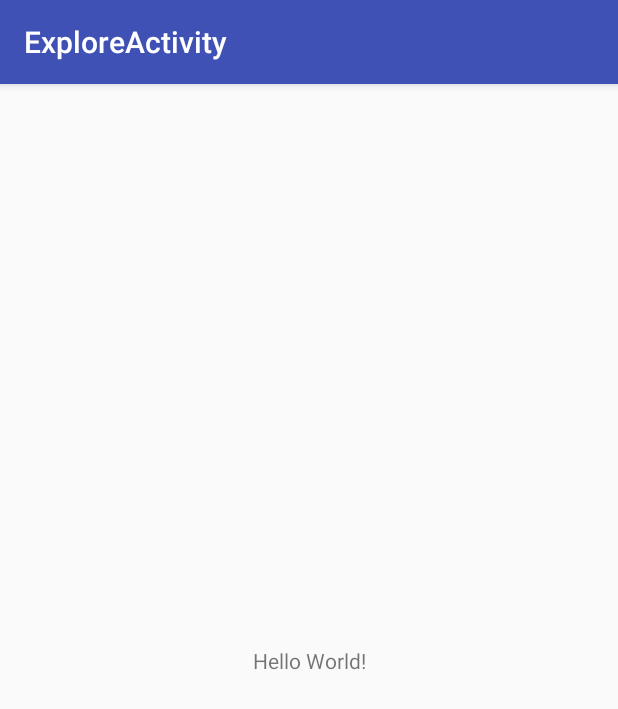
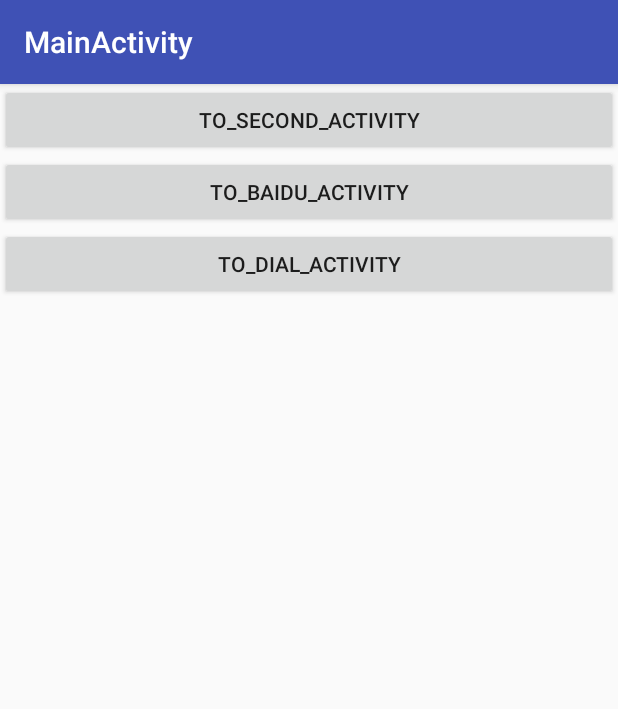
Before and after one commit to vincentfarmer/2.Explore-Activity, an Android app: the screen it shows after launch (MainActivity), on a phone screen of 412 x 824 dp. Shown: the top 709 px of the screen. Run offline under Robolectric (Android 15) with nearby library versions, the phone set to English and light mode, and no system bars.

Commit message:
2.3使用Intent在活动之间穿梭  2.3.1显示使用Intent  2.3.2隐式使用Intent  2.3.3更多的隐式Intent用法  2.3.4向下一个活动传递数据  2.3.5向上一个活动返回数据

```diff
--- /dev/null
+++ b/app/src/main/java/com/example/zacharywu/exploreactivity/activities/MainActivity.java
@@ -0,0 +1,117 @@
+package com.example.zacharywu.exploreactivity.activities;
+
+import android.content.Intent;
+import android.net.Uri;
+import android.support.v7.app.AppCompatActivity;
+import android.os.Bundle;
+import android.util.Log;
+import android.view.View;
+import android.widget.Button;
+
+import com.example.zacharywu.exploreactivity.R;
+
+/**
+ *  2.3使用Intent在活动之间穿梭
+ *  2.3.1 使用显示的Intent
+ *      Intent intent = new Intent(FirstActivity.this, SecondActivity.class);
+ *      startActivity(intent);
+ *
+ */
+public class MainActivity extends AppCompatActivity {
+
+    /**
+     * 声明所有的本活动对应布局文件中的控件,实例名与控件名的对应关系为：
+     * 控件名使用下划线分割单词的命名方法，
+     * 实例名是控件名去除掉下划线后使用java的驼峰法命名
+     *
+     * 对应关系表为
+     * Button toSecondActivityButton=>to_second_activity
+     * Button toBaiduActivityButton =>to_baidu_activity
+     * Button toDialActivity=>to_dial_activity
+     */
+    Button toSecondActivityButton;
+    Button toBaiduActivityButton;
+    Button toDialActivityButton;
+
+    /**
+     * 活动的七大声明状态之一，初始化启动活动时执行的方法，功能是实例化布局文件和相应的逻辑功能
+     * @param savedInstanceState
+     */
+    @Override
+    protected void onCreate(Bundle savedInstanceState) {
+        super.onCreate(savedInstanceState);
+        setContentView(R.layout.activity_main);
+        initActivity();
+    }
+
+    /**
+     * 初始化活动，主要是为按钮添加点击事件
+     */
+    public void initActivity(){
+        //实例化控件to_second_activity为toSecondActivityButton对象并设置点击事件
+        toSecondActivityButton = findViewById(R.id.to_second_activity);
+        toSecondActivityButton.setOnClickListener(new View.OnClickListener() {
+            @Override
+            public void onClick(View v) {
+                //使用Intent的隐式用法，先指定action参数，再使用addCategory()方法指定Category参数
+                //Intent提供了一系列的putExtraData()方法的重载，可以把我们想要传递的数据暂存在Intent中，启动了目标活动后自从Intent中将数据取出
+                String data = "Hello SecondActivity";
+                Intent intent = new Intent("com.example.zacharywu.exploreactivity.ACTION_START");
+                intent.addCategory("com.example.zacharywu.exploreactivity.START_SECOND_ACTIVITY_CATEGROY");
+                intent.putExtra("dataToSecondActivity", data);
+                //需要子活动返回数据的情况，则调用startActivityForResult()方法启动子活动，与startActivity()方法不同的是前者需要提供一个请求码来识别返回给谁。
+                // 但一般只有一个父活动
+                startActivityForResult(intent,2);
+            }
+        });
+
+        //实例化to_baidu_activity控件为toBaiduActivityButton对象并设置点击事件
+        toBaiduActivityButton = findViewById(R.id.to_baidu_activity);
+        toBaiduActivityButton.setOnClickListener(new View.OnClickListener() {
+            //使用Intent的隐式用法，先指定action参数，再使用addCategory()方法指定Category参数,其中ACTION_VIEW是Android系统内置浏览器的action.
+            // 常量值为android.intent.action.VIEW
+            //setData()方法接受一个Uri对象，这个对象通常是使用Uri.parse()方法解析得到的
+            @Override
+            public void onClick(View v) {
+                Intent intent = new Intent(Intent.ACTION_VIEW);
+                intent.setData(Uri.parse("http://www.baidu.com"));
+                startActivity(intent);
+            }
+        });
+
+        //实例化to_dial_activity控件为toDialActivityButton对象并设置点击事件
+        toDialActivityButton = findViewById(R.id.to_dial_activity);
+        toDialActivityButton.setOnClickListener(new View.OnClickListener() {
+            //使用Intent的隐式用法，先指定action参数，再使用addCategory()方法指定Category参数,其中ACTION_DIAL是Android系统内置浏览器的action.
+            // 常量值为android.intent.action.DIAL
+            //setData()方法接受一个Uri对象，这个对象通常是使用Uri.parse()方法解析得到的
+            @Override
+            public void onClick(View v) {
+                Intent intent = new Intent(Intent.ACTION_DIAL);
+                intent.setData(Uri.parse("tel:10086"));
+                startActivity(intent);
+            }
+        });
+    }
+
+    /**
+     * 因为我们是使用startActivityForResult()方法启动SecondActivity的，所以当SecondActivity被销毁时会回调父活动的onActiveResult()方法
+     * @param requestCode
+     * @param resultCode
+     * @param data
+     */
+    @Override
+    protected void onActivityResult(int requestCode, int resultCode, Intent data) {
+        //requestCode用来识别是从哪一个子活动返回的数据，由父活动启动子活动时在startActivityForResult()方法的第二个参数中定义
+        switch (requestCode){
+            case 2:
+                if(resultCode == RESULT_OK){
+                    String returnData = data.getStringExtra("data_return");
+                    Log.d("MainActivity", returnData);
+                }
+        }
+
+    }
+
+
+}
--- a/app/src/main/res/layout/activity_main.xml
+++ b/app/src/main/res/layout/activity_main.xml
@@ -1,18 +1,28 @@
 <?xml version="1.0" encoding="utf-8"?>
-<android.support.constraint.ConstraintLayout xmlns:android="http://schemas.android.com/apk/res/android"
+<LinearLayout
+    xmlns:android="http://schemas.android.com/apk/res/android"
     xmlns:app="http://schemas.android.com/apk/res-auto"
     xmlns:tools="http://schemas.android.com/tools"
+    android:orientation="vertical"
     android:layout_width="match_parent"
     android:layout_height="match_parent"
-    tools:context=".MainActivity">
+    tools:context=".activities.MainActivity">
 
-    <TextView
-        android:layout_width="wrap_content"
+    <Button
+        android:id="@+id/to_second_activity"
+        android:layout_width="match_parent"
         android:layout_height="wrap_content"
-        android:text="Hello World!"
-        app:layout_constraintBottom_toBottomOf="parent"
-        app:layout_constraintLeft_toLeftOf="parent"
-        app:layout_constraintRight_toRightOf="parent"
-        app:layout_constraintTop_toTopOf="parent" />
+        android:text="@string/to_second_activity"/>
 
-</android.support.constraint.ConstraintLayout>
+    <Button
+        android:id="@+id/to_baidu_activity"
+        android:layout_width="match_parent"
+        android:layout_height="wrap_content"
+        android:text="@string/to_baidu_activity"/>
+
+    <Button
+        android:id="@+id/to_dial_activity"
+        android:layout_width="match_parent"
+        android:layout_height="wrap_content"
+        android:text="@string/to_dial_activity"/>
+</LinearLayout>
--- a/app/src/main/res/values/strings.xml
+++ b/app/src/main/res/values/strings.xml
@@ -1,3 +1,17 @@
 <resources>
     <string name="app_name">ExploreActivity</string>
+
+    <!--SecondActivity中用到的字符串-->
+    <string name="second_activity_label">SecondActivity</string>
+    <string name="to_second_activity">to_second_activity</string>
+    <string name="to_baidu_activity">to_baidu_activity</string>
+    <string name="to_dial_activity">to_dial_activity</string>
+    to_dial_activity
+
+    <!--MainActivity中用到的字符串-->
+    <string name="to_main_activity">to_main_activity</string>
+    <string name="main_activity_label">MainActivity</string>
+
+    <!--MyHTTPActivity中用到的字符串-->
+    <string name="my_http_activity_label">MyHTTPActivity</string>
 </resources>
```
Also changed, not shown: app/src/main/AndroidManifest.xml (+37 -2 lines), app/src/main/java/com/example/zacharywu/exploreactivity/MainActivity.java (deleted, +0 -13 lines), app/src/main/java/com/example/zacharywu/exploreactivity/activities/MyHTTPActivity.java (added, +15 -0 lines), app/src/main/java/com/example/zacharywu/exploreactivity/activities/SecondActivity.java (added, +59 -0 lines), app/src/main/res/layout/activity_my_http.xml (added, +11 -0 lines), app/src/main/res/layout/activity_second.xml (added, +15 -0 lines).
